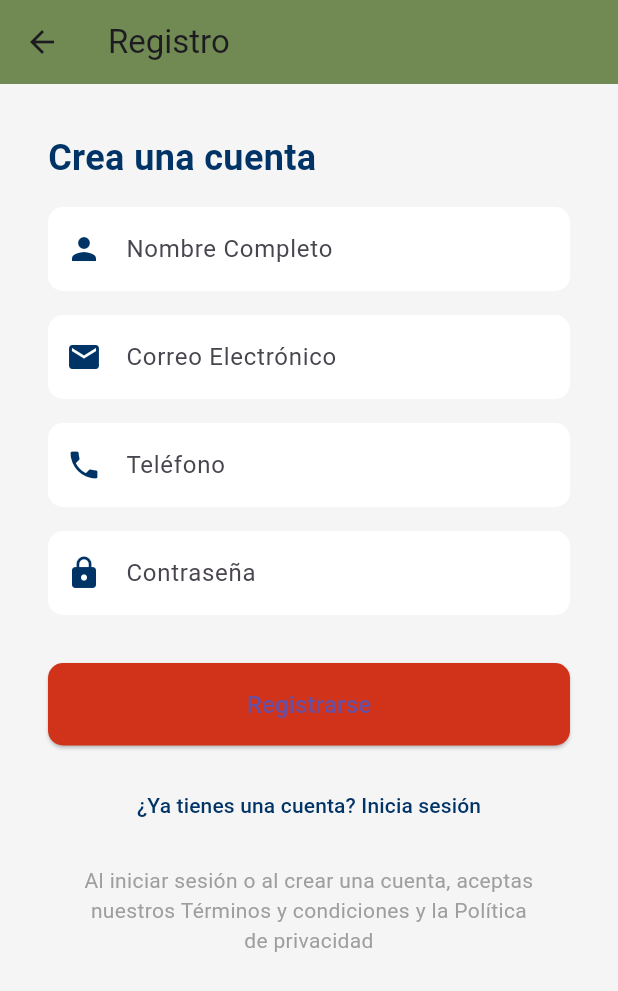
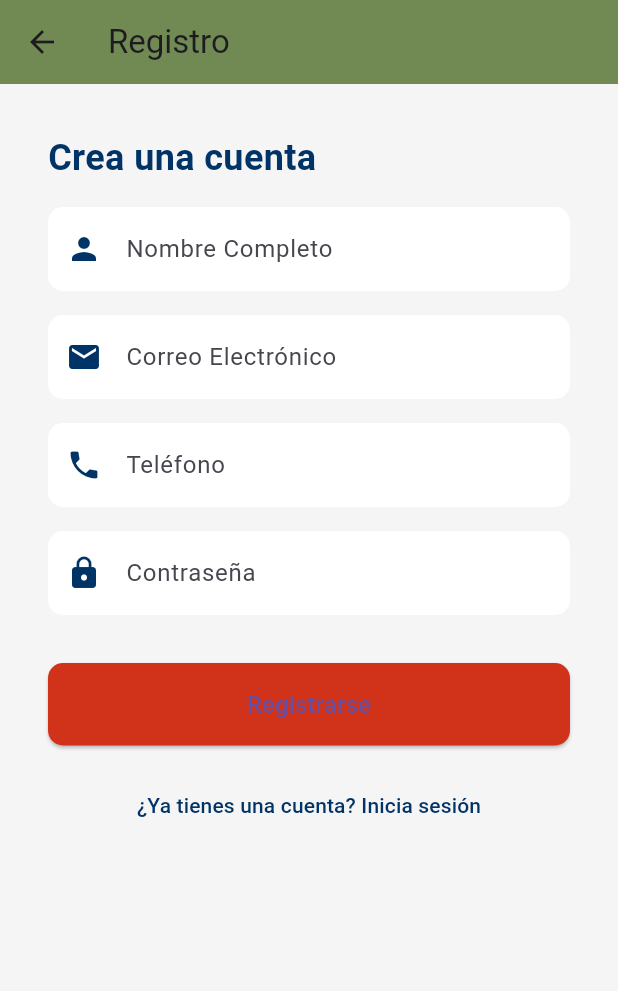
Before and after one commit to luciia14/Interfaces, a Flutter app: the screen it shows after launch, after a tap on "Regístrate aquí", on a phone screen of 412 x 824 dp. Shown: the top 991 px of the screen. Run offline on Flutter 3.47's test engine with Material 3 defaults, Android fonts, the phone set to English and light mode, and no system bars.

Commit message:
Update login_view.dart con mas mensaje

```diff
--- a/lib/login_view.dart
+++ b/lib/login_view.dart
@@ -133,10 +133,6 @@ class _LoginViewState extends State<LoginView> {
               ),
               const SizedBox(height: 16),
               // Enlace para registrarse
-              Column(
-                mainAxisAlignment: MainAxisAlignment.center,
-                crossAxisAlignment: CrossAxisAlignment.center,
-                children: [
               Row(
                 mainAxisAlignment: MainAxisAlignment.center,
                 children: [
@@ -167,10 +163,7 @@ class _LoginViewState extends State<LoginView> {
                       style: TextStyle(color: Colors.grey),
                       textAlign: TextAlign.center,
                     ),
-                  ),
-                ],
                    )
-
             ],
           ),
         ),
@@ -351,13 +344,9 @@ class _RegisterViewState extends State<RegisterView> {
               ),
               const SizedBox(height: 16),
 
-              // Botón para Volver al inicio de sesión con texto centrado debajo
+              // Botón para Volver al inicio de sesión
               Center(
-                child: Column(
-                  mainAxisAlignment: MainAxisAlignment.center, // Centra verticalmente
-                  crossAxisAlignment: CrossAxisAlignment.center, // Centra horizontalmente
-                  children: [
-                    TextButton(
+                child: TextButton(
                   onPressed: () {
                     Navigator.pop(context); // Vuelve a la pantalla de login
                   },
@@ -366,18 +355,7 @@ class _RegisterViewState extends State<RegisterView> {
                     style: TextStyle(color: Color(0xFF003366)), // Azul marino
                   ),
                 ),
-                    const SizedBox(height: 16), // Espacio entre el botón y el texto
-                    const Padding(
-                      padding: EdgeInsets.symmetric(horizontal: 24.0), // Espacio lateral
-                      child: Text(
-                        'Al iniciar sesión o al crear una cuenta, aceptas nuestros Términos y condiciones y la Política de privacidad',
-                        style: TextStyle(color: Colors.grey),
-                        textAlign: TextAlign.center,
               ),
-                    ),
-                  ],
-                ),
-              )
             ],
           ),
         ),
```
Lines whose indentation alone changed are shown as unchanged.
